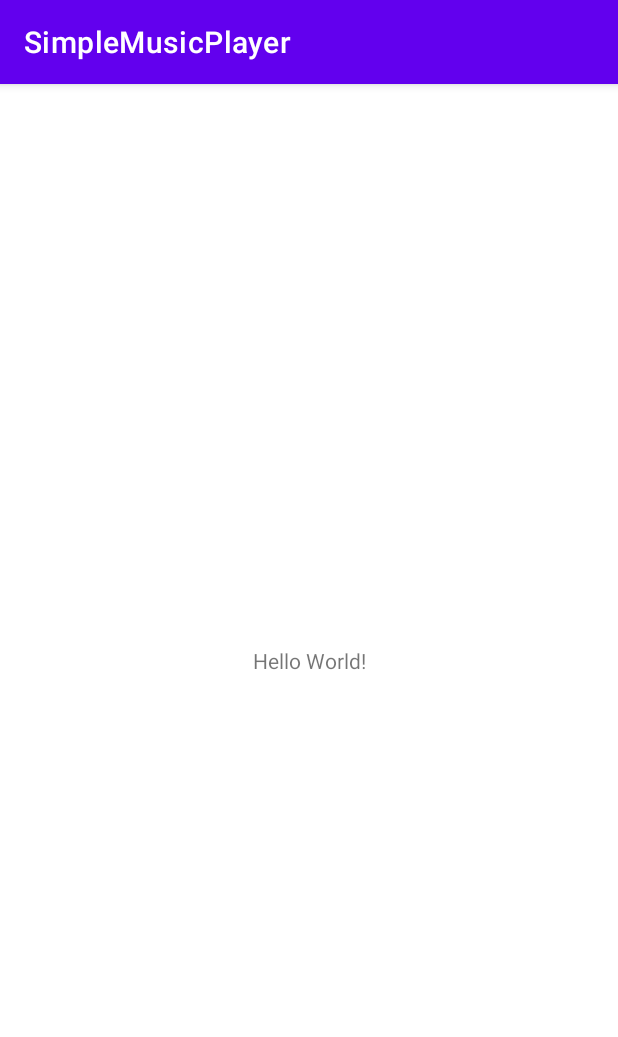
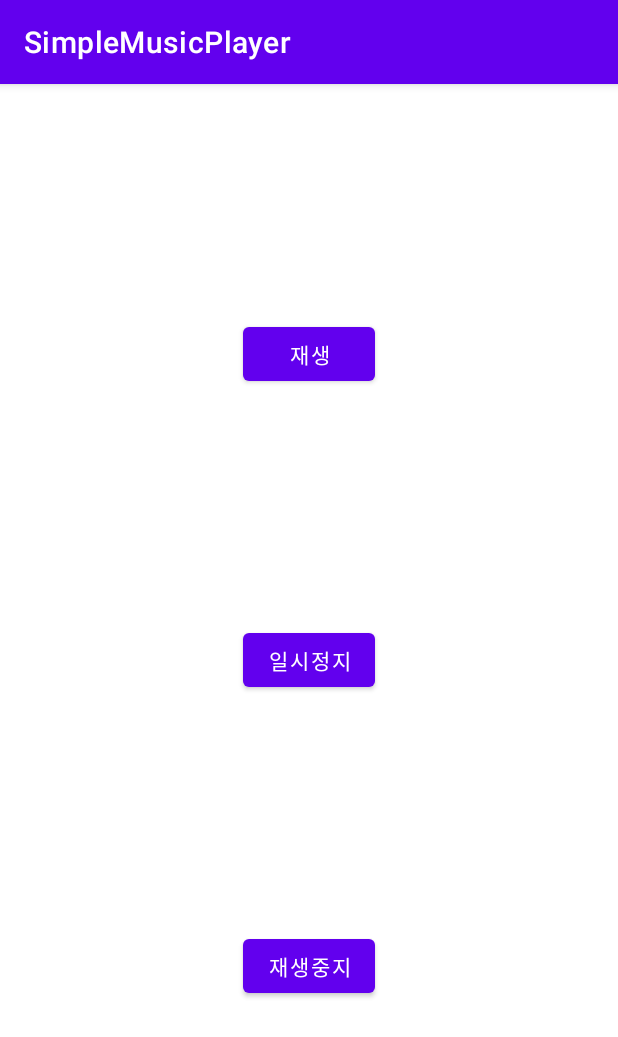
Before and after one commit to Quantata/MyResources, an Android app: the screen it shows after launch (MainActivity), on a phone screen of 412 x 824 dp. Shown: the top 1037 px of the screen. Run offline under Robolectric (Android 15) with nearby library versions, the phone set to English and light mode, and no system bars.

Commit message:
2022 04 21 by quantata - Simple Music Player - MusicPlayerService.kt 생성, mp3 음악 import, activity_main.xml button 생성

```diff
--- a/simplemusicplayer/src/main/res/layout/activity_main.xml
+++ b/simplemusicplayer/src/main/res/layout/activity_main.xml
@@ -6,13 +6,39 @@
     android:layout_height="match_parent"
     tools:context=".MainActivity">
 
-    <TextView
+
+    <Button
+        android:id="@+id/btn_play"
         android:layout_width="wrap_content"
         android:layout_height="wrap_content"
-        android:text="Hello World!"
-        app:layout_constraintBottom_toBottomOf="parent"
-        app:layout_constraintLeft_toLeftOf="parent"
-        app:layout_constraintRight_toRightOf="parent"
+        android:text="@string/play"
+        app:layout_constraintBottom_toTopOf="@+id/btn_pause"
+        app:layout_constraintEnd_toEndOf="parent"
+        app:layout_constraintHorizontal_bias="0.5"
+        app:layout_constraintStart_toStartOf="parent"
         app:layout_constraintTop_toTopOf="parent" />
 
+
+    <Button
+        android:id="@+id/btn_pause"
+        android:layout_width="wrap_content"
+        android:layout_height="wrap_content"
+        android:text="@string/pause"
+        app:layout_constraintBottom_toTopOf="@+id/btn_stop"
+        app:layout_constraintEnd_toEndOf="parent"
+        app:layout_constraintHorizontal_bias="0.5"
+        app:layout_constraintStart_toStartOf="parent"
+        app:layout_constraintTop_toBottomOf="@+id/btn_play" />
+
+    <Button
+        android:id="@+id/btn_stop"
+        android:layout_width="wrap_content"
+        android:layout_height="wrap_content"
+        android:text="@string/stop"
+        app:layout_constraintBottom_toBottomOf="parent"
+        app:layout_constraintEnd_toEndOf="parent"
+        app:layout_constraintHorizontal_bias="0.5"
+        app:layout_constraintStart_toStartOf="parent"
+        app:layout_constraintTop_toBottomOf="@+id/btn_pause" />
+
 </androidx.constraintlayout.widget.ConstraintLayout>
--- a/simplemusicplayer/src/main/res/values/strings.xml
+++ b/simplemusicplayer/src/main/res/values/strings.xml
@@ -1,3 +1,7 @@
 <resources>
     <string name="app_name">SimpleMusicPlayer</string>
+
+    <string name="play">재생</string>
+    <string name="pause">일시정지</string>
+    <string name="stop">재생중지</string>
 </resources>
```
Also changed, not shown: simplemusicplayer/src/main/AndroidManifest.xml (+9 -3 lines), simplemusicplayer/src/main/java/com/quantata/simplemusicplayer/service/MusicPlayerService.kt (added, +38 -0 lines), simplemusicplayer/src/main/res/drawable/ic_play.xml (added, +10 -0 lines), 1 other file.
